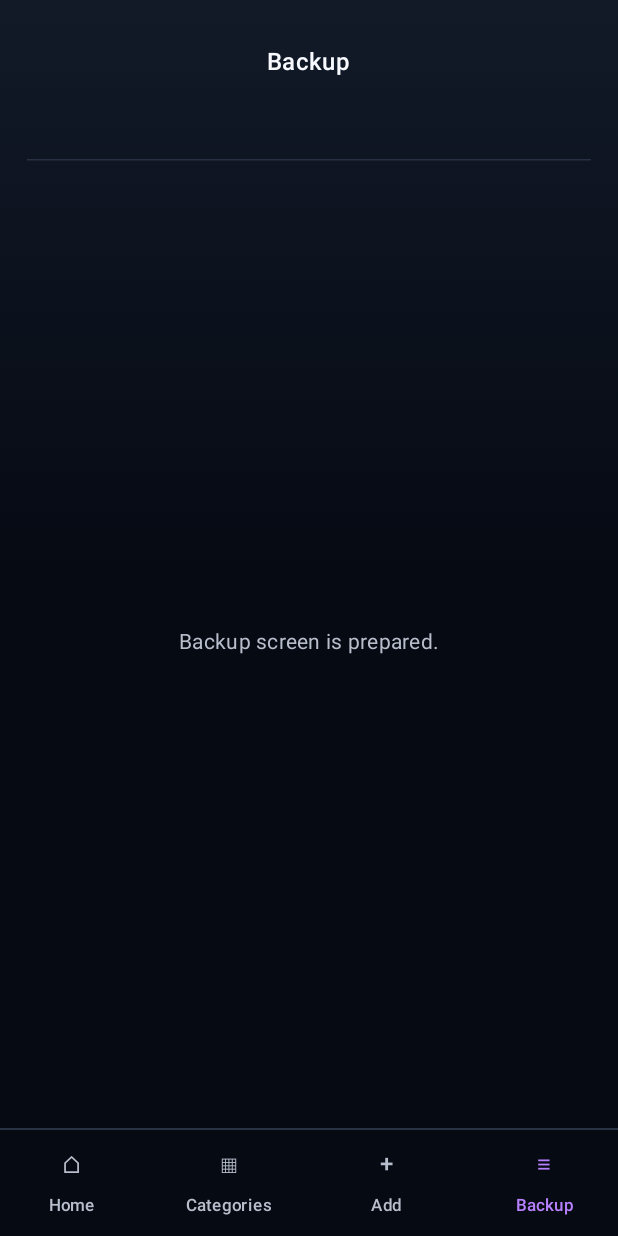
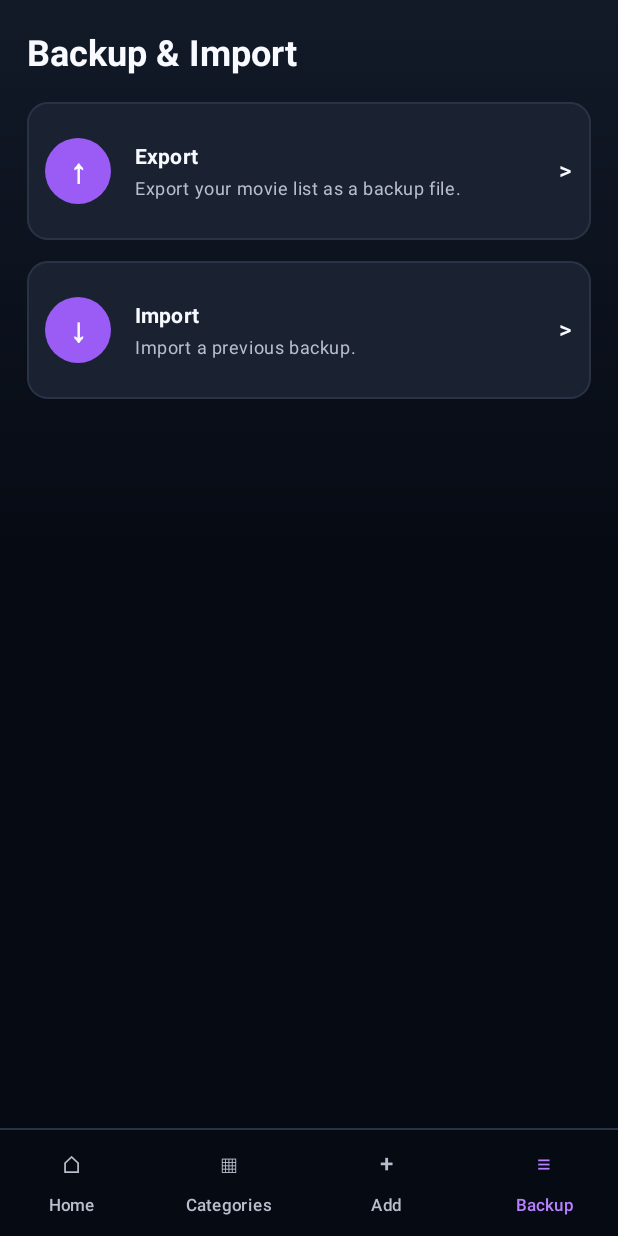
Before and after one commit to Paul1708/MovieMate, an Android app built with Jetpack Compose: the backup screen opened through its navigation route, on a phone screen of 412 x 824 dp. Run offline under Robolectric (Android 15) with nearby library versions, the phone set to English and light mode, and no system bars.

Commit message:
feat: add backup screen UI

```diff
--- a/composeApp/src/main/kotlin/de/fh/erfurt/moviemate/presentation/app/MovieMateApp.kt
+++ b/composeApp/src/main/kotlin/de/fh/erfurt/moviemate/presentation/app/MovieMateApp.kt
@@ -18,20 +18,20 @@ import de.fh.erfurt.moviemate.presentation.app.navigation.BottomNavItem
 import de.fh.erfurt.moviemate.presentation.app.navigation.MovieMateDestination
 import de.fh.erfurt.moviemate.presentation.app.navigation.selectedBottomNavItem
 import de.fh.erfurt.moviemate.presentation.app.navigation.toRoute
-import de.fh.erfurt.moviemate.presentation.components.PlaceholderScreen
 import de.fh.erfurt.moviemate.presentation.preview.AddMoviePreviewRoute
 import de.fh.erfurt.moviemate.presentation.preview.CategoriesPreviewRoute
 import de.fh.erfurt.moviemate.presentation.preview.HomePreviewRoute
 import de.fh.erfurt.moviemate.presentation.preview.MovieDetailPreviewRoute
+import de.fh.erfurt.moviemate.presentation.movies.backup.BackupRoute
 import de.fh.erfurt.moviemate.presentation.theme.MovieMateColors
 
 /**
  * App-Gerüst mit Navigation, Bottom Bar und den aktuell angebundenen Screens.
  */
-@Suppress("UNUSED_PARAMETER")
 @Composable
 fun MovieMateApp(
-    appContainer: AppContainer? = null
+    appContainer: AppContainer? = null,
+    dispatchers: MovieMateDispatchers = MovieMateDispatcherDefaults.Default
 ) {
     // Der Container wird hier bereits angenommen, auch wenn die aktuellen
     // Routen noch mit Preview-State arbeiten. So kann später pro Route auf
@@ -132,9 +132,9 @@ fun MovieMateApp(
             }
 
             composable(MovieMateDestination.Backup) {
-                PlaceholderScreen(
-                    title = "Backup",
-                    message = "Backup screen is prepared."
+                BackupRoute(
+                    appContainer = appContainer,
+                    ioDispatcher = dispatchers.io
                 )
             }
         }
--- /dev/null
+++ b/composeApp/src/main/kotlin/de/fh/erfurt/moviemate/presentation/app/MovieMateDispatchers.kt
@@ -0,0 +1,15 @@
+package de.fh.erfurt.moviemate.presentation.app
+
+import kotlinx.coroutines.CoroutineDispatcher
+import kotlinx.coroutines.Dispatchers
+
+data class MovieMateDispatchers(
+    val io: CoroutineDispatcher
+)
+
+object MovieMateDispatcherDefaults {
+    @Suppress("InjectDispatcher")
+    val Default = MovieMateDispatchers(
+        io = Dispatchers.IO
+    )
+}
--- /dev/null
+++ b/composeApp/src/main/kotlin/de/fh/erfurt/moviemate/presentation/movies/backup/BackupScreen.kt
@@ -0,0 +1,280 @@
+package de.fh.erfurt.moviemate.presentation.movies.backup
+
+import androidx.compose.foundation.BorderStroke
+import androidx.compose.foundation.background
+import androidx.compose.foundation.clickable
+import androidx.compose.foundation.layout.Arrangement
+import androidx.compose.foundation.layout.Box
+import androidx.compose.foundation.layout.Column
+import androidx.compose.foundation.layout.Row
+import androidx.compose.foundation.layout.Spacer
+import androidx.compose.foundation.layout.fillMaxSize
+import androidx.compose.foundation.layout.fillMaxWidth
+import androidx.compose.foundation.layout.height
+import androidx.compose.foundation.layout.padding
+import androidx.compose.foundation.layout.size
+import androidx.compose.foundation.layout.width
+import androidx.compose.foundation.rememberScrollState
+import androidx.compose.foundation.shape.CircleShape
+import androidx.compose.foundation.shape.RoundedCornerShape
+import androidx.compose.foundation.verticalScroll
+import androidx.compose.material3.CircularProgressIndicator
+import androidx.compose.material3.MaterialTheme
+import androidx.compose.material3.Surface
+import androidx.compose.material3.Text
+import androidx.compose.runtime.Composable
+import androidx.compose.ui.Alignment
+import androidx.compose.ui.Modifier
+import androidx.compose.ui.draw.alpha
+import androidx.compose.ui.semantics.contentDescription
+import androidx.compose.ui.semantics.semantics
+import androidx.compose.ui.text.font.FontWeight
+import androidx.compose.ui.text.style.TextOverflow
+import androidx.compose.ui.tooling.preview.Preview
+import androidx.compose.ui.unit.dp
+import de.fh.erfurt.moviemate.movies.presentation.backup.BackupUiState
+import de.fh.erfurt.moviemate.presentation.components.MovieMateScreenBackground
+import de.fh.erfurt.moviemate.presentation.components.MovieMateScreenDefaults
+import de.fh.erfurt.moviemate.presentation.theme.MovieMateColors
+import de.fh.erfurt.moviemate.presentation.theme.MovieMateIcons
+import de.fh.erfurt.moviemate.presentation.theme.MovieMateShapes
+import de.fh.erfurt.moviemate.presentation.theme.MovieMateSpacing
+
+@Composable
+fun BackupScreen(
+    state: BackupUiState,
+    onExportClicked: () -> Unit,
+    onImportClicked: () -> Unit,
+    modifier: Modifier = Modifier
+) {
+    MovieMateScreenBackground(modifier = modifier) {
+        Column(
+            modifier = Modifier
+                .fillMaxSize()
+                .padding(horizontal = MovieMateScreenDefaults.HorizontalPadding)
+                .padding(top = MovieMateScreenDefaults.VerticalPadding),
+            horizontalAlignment = Alignment.CenterHorizontally
+        ) {
+            BackupTopBar()
+
+            Spacer(modifier = Modifier.height(MovieMateScreenDefaults.ContentTopSpacing))
+
+            Column(
+                modifier = Modifier
+                    .fillMaxSize()
+                    .verticalScroll(rememberScrollState())
+                    .padding(bottom = MovieMateSpacing.navigationContentBottomPadding),
+                verticalArrangement = Arrangement.spacedBy(MovieMateSpacing.itemSpacing)
+            ) {
+                BackupActionCard(
+                    title = "Export",
+                    subtitle = "Export your movie list as a backup file.",
+                    icon = MovieMateIcons.exportBackup,
+                    contentDescription = "Export backup",
+                    enabled = !state.isLoading,
+                    onClick = onExportClicked
+                )
+
+                BackupActionCard(
+                    title = "Import",
+                    subtitle = "Import a previous backup.",
+                    icon = MovieMateIcons.importBackup,
+                    contentDescription = "Import backup",
+                    enabled = !state.isLoading,
+                    onClick = onImportClicked
+                )
+
+                BackupStatus(state = state)
+            }
+        }
+    }
+}
+
+@Composable
+private fun BackupTopBar() {
+    Row(
+        modifier = Modifier
+            .fillMaxWidth(),
+        verticalAlignment = Alignment.CenterVertically
+    ) {
+        Text(
+            text = "Backup & Import",
+            style = MaterialTheme.typography.headlineSmall,
+            color = MovieMateColors.PrimaryText,
+            fontWeight = FontWeight.Bold
+        )
+    }
+}
+
+@Composable
+private fun BackupActionCard(
+    title: String,
+    subtitle: String,
+    icon: String,
+    contentDescription: String,
+    enabled: Boolean,
+    onClick: () -> Unit
+) {
+    Surface(
+        modifier = Modifier
+            .fillMaxWidth()
+            .height(MovieMateSpacing.backupActionCardHeight)
+            .alpha(if (enabled) 1f else DisabledActionAlpha)
+            .clickable(enabled = enabled, onClick = onClick)
+            .semantics { this.contentDescription = contentDescription },
+        shape = RoundedCornerShape(MovieMateShapes.cardRadius),
+        color = MovieMateColors.CardBackgroundElevated,
+        border = BorderStroke(
+            width = MovieMateSpacing.dividerThickness,
+            color = MovieMateColors.CardBorder
+        )
+    ) {
+        Row(
+            modifier = Modifier
+                .fillMaxSize()
+                .padding(horizontal = MovieMateSpacing.detailCardPadding),
+            verticalAlignment = Alignment.CenterVertically
+        ) {
+            BackupActionIcon(icon = icon)
+
+            Spacer(modifier = Modifier.width(MovieMateSpacing.detailMediumSpacing))
+
+            Column(
+                modifier = Modifier.weight(1f),
+                verticalArrangement = Arrangement.Center
+            ) {
+                Text(
+                    text = title,
+                    style = MaterialTheme.typography.titleSmall,
+                    color = MovieMateColors.PrimaryText,
+                    fontWeight = FontWeight.Bold,
+                    maxLines = 1,
+                    overflow = TextOverflow.Ellipsis
+                )
+                Text(
+                    text = subtitle,
+                    style = MaterialTheme.typography.bodySmall,
+                    color = MovieMateColors.SecondaryText,
+                    maxLines = 2,
+                    overflow = TextOverflow.Ellipsis,
+                    modifier = Modifier.padding(top = MovieMateSpacing.detailMicroSpacing)
+                )
+            }
+
+            Spacer(modifier = Modifier.width(MovieMateSpacing.compactSpacing))
+
+            Text(
+                text = MovieMateIcons.chevronRight,
+                style = MaterialTheme.typography.titleMedium,
+                color = MovieMateColors.PrimaryText
+            )
+        }
+    }
+}
+
+@Composable
+private fun BackupActionIcon(
+    icon: String
+) {
+    Box(
+        modifier = Modifier
+            .size(MovieMateSpacing.backupActionIconSize)
+            .background(MovieMateColors.Accent, CircleShape),
+        contentAlignment = Alignment.Center
+    ) {
+        Text(
+            text = icon,
+            style = MaterialTheme.typography.titleLarge,
+            color = MovieMateColors.PrimaryText,
+            fontWeight = FontWeight.Bold
+        )
+    }
+}
+
+@Composable
+private fun BackupStatus(
+    state: BackupUiState
+) {
+    val errorMessage = state.errorMessage
+
+    when {
+        state.isLoading -> {
+            Row(
+                modifier = Modifier
+                    .fillMaxWidth()
+                    .padding(top = MovieMateSpacing.compactSpacing),
+                horizontalArrangement = Arrangement.Center,
+                verticalAlignment = Alignment.CenterVertically
+            ) {
+                CircularProgressIndicator(
+                    modifier = Modifier.size(18.dp),
+                    color = MovieMateColors.Accent,
+                    strokeWidth = 2.dp
+                )
+                Spacer(modifier = Modifier.width(MovieMateSpacing.compactSpacing))
+                Text(
+                    text = "Working with backup file...",
+                    style = MaterialTheme.typography.bodySmall,
+                    color = MovieMateColors.SecondaryText
+                )
+            }
+        }
+
+        errorMessage != null -> BackupStatusText(
+            message = errorMessage,
+            isError = true
+        )
+
+        state.isSuccess -> BackupStatusText(
+            message = "Backup action completed.",
+            isError = false
+        )
+    }
+}
+
+@Composable
+private fun BackupStatusText(
+    message: String,
+    isError: Boolean
+) {
+    Text(
+        text = message,
+        style = MaterialTheme.typography.bodySmall,
+        color = if (isError) MovieMateColors.Rating else MovieMateColors.AccentLight,
+        modifier = Modifier
+            .fillMaxWidth()
+            .padding(top = MovieMateSpacing.compactSpacing)
+    )
+}
+
+@Preview
+@Composable
+private fun BackupScreenPreview() {
+    BackupScreen(
+        state = BackupUiState(),
+        onExportClicked = {},
+        onImportClicked = {}
+    )
+}
+
+@Preview
+@Composable
+private fun BackupScreenLoadingPreview() {
+    BackupScreen(
+        state = BackupUiState(isLoading = true),
+        onExportClicked = {},
+        onImportClicked = {}
+    )
+}
+
+@Preview
+@Composable
+private fun BackupScreenErrorPreview() {
+    BackupScreen(
+        state = BackupUiState(errorMessage = "Backup file could not be imported."),
+        onExportClicked = {},
+        onImportClicked = {}
+    )
+}
+
+private const val DisabledActionAlpha = 0.58f
--- a/composeApp/src/main/kotlin/de/fh/erfurt/moviemate/presentation/theme/MovieMateIcons.kt
+++ b/composeApp/src/main/kotlin/de/fh/erfurt/moviemate/presentation/theme/MovieMateIcons.kt
@@ -5,6 +5,9 @@ object MovieMateIcons {
     const val categories = "▦"
     const val add = "+"
     const val backup = "≡"
+    const val exportBackup = "↑"
+    const val importBackup = "↓"
+    const val chevronRight = ">"
     const val back = "<"
     const val search = "⌕"
     const val filter = "▾"
--- a/composeApp/src/main/kotlin/de/fh/erfurt/moviemate/presentation/theme/MovieMateSpacing.kt
+++ b/composeApp/src/main/kotlin/de/fh/erfurt/moviemate/presentation/theme/MovieMateSpacing.kt
@@ -50,6 +50,9 @@ object MovieMateSpacing {
     val addPosterHeight = 132.dp
     val addFormBottomPadding = 96.dp
 
+    val backupActionCardHeight = 92.dp
+    val backupActionIconSize = 44.dp
+
     val movieCardHeight = 132.dp
     val moviePosterWidth = 84.dp
     val moviePosterHeight = 112.dp
```
Also changed, not shown: composeApp/src/main/kotlin/de/fh/erfurt/moviemate/presentation/movies/backup/BackupRoute.kt (added, +158 -0 lines).
